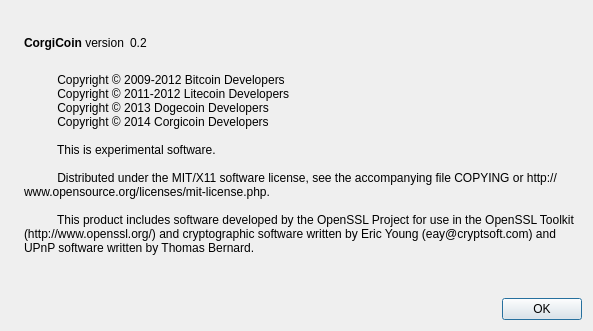
Above: src/qt/forms/aboutdialog.ui from corgicoin/corgicoin before the change. Below: the same form after it.
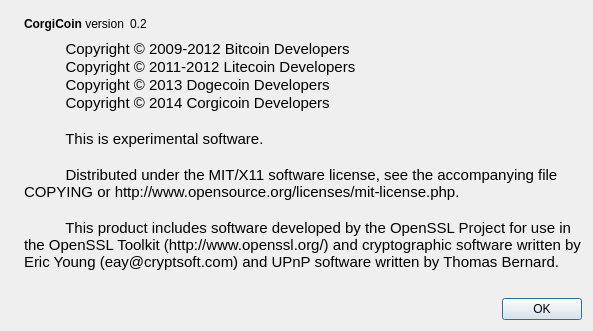
That is the form after the change. Icons and pictures are not drawn.

Commit message: icon updates, some font size tweaks, about dialog tweaks, added splash screen transparency

Patch:
```diff
--- a/src/qt/forms/aboutdialog.ui
+++ b/src/qt/forms/aboutdialog.ui
@@ -14,7 +14,7 @@
    <string>About CorgiCoin</string>
   </property>
   <layout class="QHBoxLayout" name="horizontalLayout_2">
-   <item>
+   <item alignment="Qt::AlignTop">
     <widget class="QLabel" name="label_4">
      <property name="sizePolicy">
       <sizepolicy hsizetype="Preferred" vsizetype="Ignored">
@@ -22,6 +22,12 @@
        <verstretch>0</verstretch>
       </sizepolicy>
      </property>
+     <property name="maximumSize">
+      <size>
+       <width>16777215</width>
+       <height>96</height>
+      </size>
+     </property>
      <property name="pixmap">
       <pixmap resource="../bitcoin.qrc">:/images/about</pixmap>
      </property>
@@ -90,12 +96,16 @@
      </item>
      <item>
       <widget class="QLabel" name="label_2">
+       <property name="font">
+        <font>
+         <pointsize>11</pointsize>
+        </font>
+       </property>
        <property name="cursor">
         <cursorShape>IBeamCursor</cursorShape>
        </property>
        <property name="text">
-        <string>
-          Copyright © 2009-2012 Bitcoin Developers
+        <string>          Copyright © 2009-2012 Bitcoin Developers
           Copyright © 2011-2012 Litecoin Developers
           Copyright © 2013 Dogecoin Developers
           Copyright © 2014 Corgicoin Developers
```
The commit also changes 23 other files.
